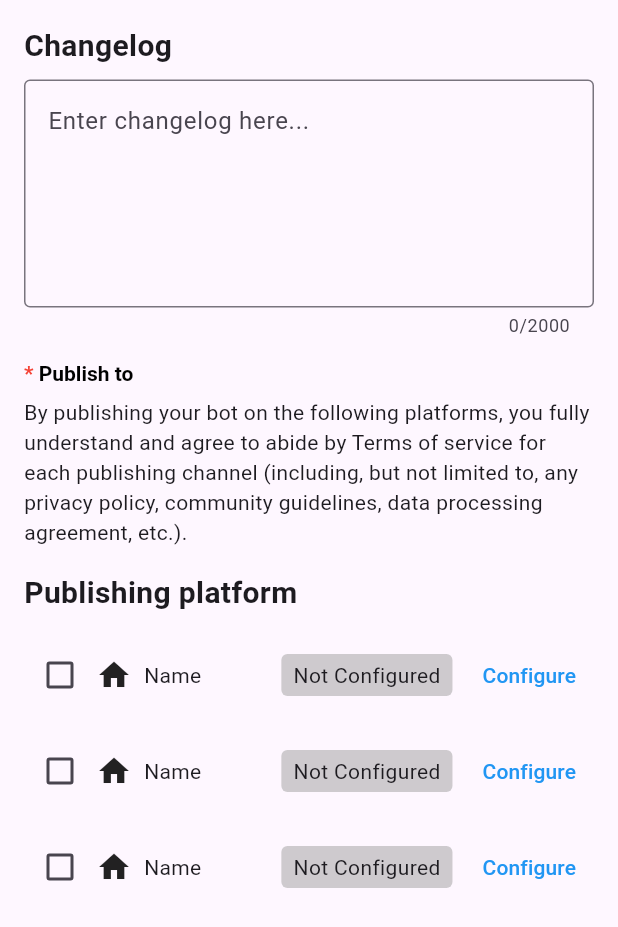
After one commit to NHHoangTuan/jarvis-ktk, a Flutter app: the PublishBotPage screen opened directly, on a phone screen of 412 x 824 dp. The commit adds this screen. Shown: the top 927 px of the screen. Run offline on Flutter 3.47's test engine with Material 3 defaults, Android fonts, the light colour scheme and no system bars; our stand-ins replace dropdown_button2, dropdown_search, flutter_animate, fluttertoast.

Commit message:
Xong Publish
Xong Publish

```diff
--- a/jarvis_ktk/lib/pages/home_page.dart
+++ b/jarvis_ktk/lib/pages/home_page.dart
@@ -3,6 +3,7 @@ import 'package:jarvis_ktk/pages/email_reply/email_reply_page.dart';
 import 'package:jarvis_ktk/pages/personal/my_bot.dart';
 import 'package:jarvis_ktk/pages/preview_bot/preview_bot.dart';
 import 'package:jarvis_ktk/pages/personal/knowledge.dart';
+import 'package:jarvis_ktk/pages/preview_bot/publish_bot.dart';
 import 'package:jarvis_ktk/widgets/custom_drawer.dart';
 import 'package:provider/provider.dart';
 
@@ -69,7 +70,12 @@ class _HomePageState extends State<HomePage> {
               case 'My Bot': // Handle My Bot case
                 _changeBody(MyBotPage(
                   onApply: () {
-                    _changeBody(const PreviewBotPage());
+                    _changeBody(PreviewBotPage(
+                      onPublish: () {
+                        _changeBody(const PublishBotPage());
+                        _changeAppBar(AppBar(title: const Text('Publish Bot')));
+                      },
+                    ));
                     _changeAppBar(AppBar(title: const Text('Preview Bot')));
                   },
                 ));
--- a/jarvis_ktk/lib/pages/preview_bot/preview_bot.dart
+++ b/jarvis_ktk/lib/pages/preview_bot/preview_bot.dart
@@ -6,7 +6,9 @@ import 'package:jarvis_ktk/pages/preview_bot/widgets/tabs/knowledge_preview_bot.
 import 'package:jarvis_ktk/pages/preview_bot/widgets/dialog/edit_preview_bot.dart'; // Import file edit_preview_bot.dart
 
 class PreviewBotPage extends StatefulWidget {
-  const PreviewBotPage({super.key});
+  final VoidCallback onPublish; // Thêm callback onPublish
+
+  const PreviewBotPage({super.key, required this.onPublish});
 
   @override
   // ignore: library_private_types_in_public_api
@@ -86,9 +88,7 @@ class _PreviewBotPageState extends State<PreviewBotPage> {
                         BorderRadius.circular(5), // Set border radius to 5
                   ),
                 ),
-                onPressed: () {
-                  // Xử lý sự kiện khi nhấn nút 'Publish'
-                },
+                onPressed: widget.onPublish, // Gọi callback onPublish
                 child: const Row(
                   children: [
                     Icon(Icons.cloud_upload, color: Colors.white), // Add icon
--- /dev/null
+++ b/jarvis_ktk/lib/pages/preview_bot/publish_bot.dart
@@ -0,0 +1,126 @@
+import 'package:flutter/material.dart';
+
+class PublishBotPage extends StatefulWidget {
+  const PublishBotPage({super.key});
+
+  @override
+  // ignore: library_private_types_in_public_api
+  _PublishBotPageState createState() => _PublishBotPageState();
+}
+
+class _PublishBotPageState extends State<PublishBotPage> {
+  final TextEditingController _textController = TextEditingController();
+  int _charCount = 0;
+
+  @override
+  void initState() {
+    super.initState();
+    _textController.addListener(() {
+      setState(() {
+        _charCount = _textController.text.length;
+      });
+    });
+  }
+
+  @override
+  void dispose() {
+    _textController.dispose();
+    super.dispose();
+  }
+
+  @override
+  Widget build(BuildContext context) {
+    return Scaffold(
+      body: Padding(
+        padding: const EdgeInsets.all(16.0),
+        child: Column(
+          crossAxisAlignment: CrossAxisAlignment.start,
+          children: [
+            const Text(
+              "Changelog",
+              style: TextStyle(fontSize: 20, fontWeight: FontWeight.bold),
+            ),
+            const SizedBox(height: 8),
+            TextField(
+              controller: _textController,
+              maxLines: 5,
+              maxLength: 2000,
+              decoration: const InputDecoration(
+                border: OutlineInputBorder(),
+                hintText: 'Enter changelog here...',
+              ),
+            ),
+            const SizedBox(height: 16),
+            RichText(
+              text: const TextSpan(
+                children: [
+                  TextSpan(
+                    text: '*',
+                    style: TextStyle(
+                        color: Colors.red, fontWeight: FontWeight.bold),
+                  ),
+                  TextSpan(
+                    text: ' Publish to',
+                    style: TextStyle(
+                        color: Colors.black, fontWeight: FontWeight.bold),
+                  ),
+                ],
+              ),
+            ),
+            const SizedBox(height: 8),
+            const Text(
+              "By publishing your bot on the following platforms, you fully understand and agree to abide by Terms of service for each publishing channel (including, but not limited to, any privacy policy, community guidelines, data processing agreement, etc.).",
+              style: TextStyle(fontSize: 14),
+            ),
+            const SizedBox(height: 16),
+            const Text(
+              "Publishing platform",
+              style: TextStyle(fontSize: 20, fontWeight: FontWeight.bold),
+            ),
+            const SizedBox(height: 8),
+            Expanded(
+              child: ListView(
+                children: [
+                  _buildPlatformRow(),
+                  _buildPlatformRow(),
+                  _buildPlatformRow(),
+                ],
+              ),
+            ),
+          ],
+        ),
+      ),
+    );
+  }
+
+  Widget _buildPlatformRow() {
+    return Padding(
+      padding: const EdgeInsets.symmetric(vertical: 8.0),
+      child: Row(
+        children: [
+          Checkbox(value: false, onChanged: (bool? value) {}),
+          const Icon(Icons.home),
+          const SizedBox(width: 8),
+          const Text("Name"),
+          const Spacer(),
+          Container(
+            padding: const EdgeInsets.symmetric(horizontal: 8, vertical: 4),
+            decoration: BoxDecoration(
+              color: Colors.grey.withOpacity(0.5),
+              borderRadius: BorderRadius.circular(4),
+            ),
+            child: const Text("Not Configured"),
+          ),
+          const SizedBox(width: 8),
+          TextButton(
+            onPressed: () {},
+            child: const Text(
+              "Configure",
+              style: TextStyle(color: Colors.blue),
+            ),
+          ),
+        ],
+      ),
+    );
+  }
+}
```
Also changed, not shown: jarvis_ktk/assets/messenger.png (added), jarvis_ktk/assets/slack.png (added), jarvis_ktk/assets/telegram.png (added).
